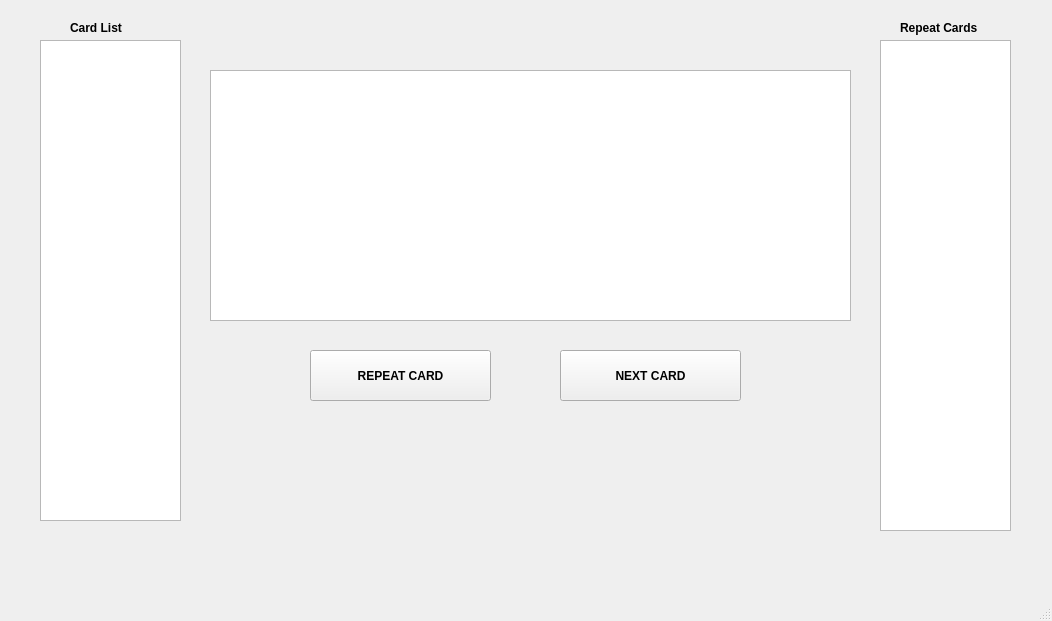
Before: the Qt Designer form flashCard_GUI.ui in chadg77/FlashCard, drawn with Qt 5.
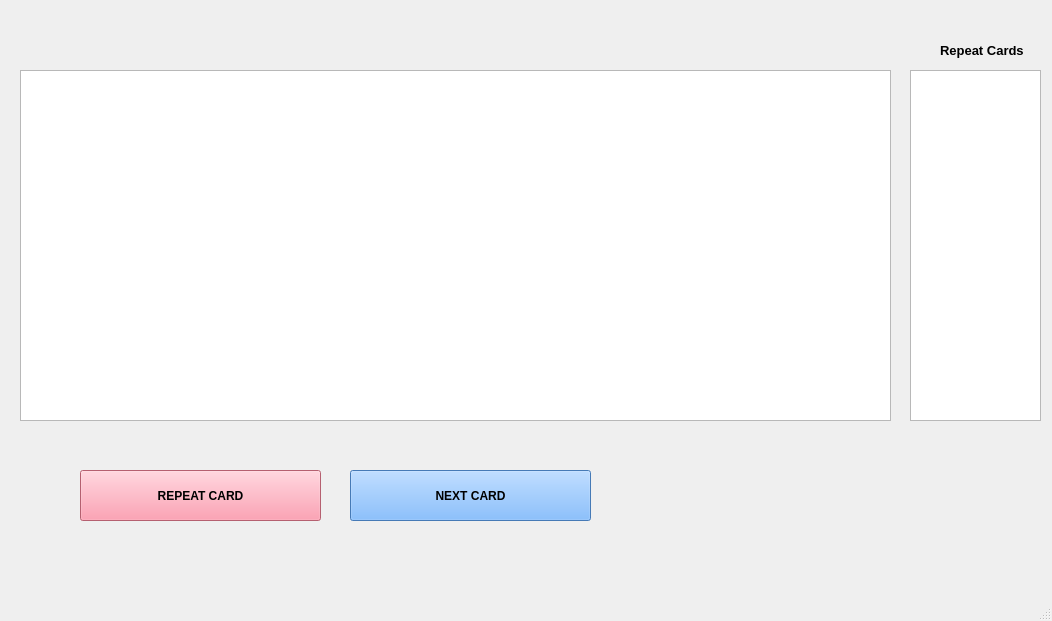
After: the same form once the commit is applied.

What changed in the file:
```diff
--- a/flashCard_GUI.ui
+++ b/flashCard_GUI.ui
@@ -14,29 +14,19 @@
    <string>MainWindow</string>
   </property>
   <widget class="QWidget" name="centralwidget">
-   <widget class="QListWidget" name="cardList">
-    <property name="geometry">
-     <rect>
-      <x>40</x>
-      <y>40</y>
-      <width>141</width>
-      <height>481</height>
-     </rect>
-    </property>
-   </widget>
    <widget class="QTextEdit" name="currentCard">
     <property name="geometry">
      <rect>
-      <x>210</x>
+      <x>20</x>
       <y>70</y>
-      <width>641</width>
-      <height>251</height>
+      <width>871</width>
+      <height>351</height>
      </rect>
     </property>
     <property name="font">
      <font>
       <family>Arial</family>
-      <pointsize>144</pointsize>
+      <pointsize>288</pointsize>
       <weight>75</weight>
       <bold>true</bold>
      </font>
@@ -48,9 +38,9 @@
    <widget class="QPushButton" name="nextCard">
     <property name="geometry">
      <rect>
-      <x>560</x>
-      <y>350</y>
-      <width>181</width>
+      <x>350</x>
+      <y>470</y>
+      <width>241</width>
       <height>51</height>
      </rect>
     </property>
@@ -61,6 +51,9 @@
       <bold>true</bold>
      </font>
     </property>
+    <property name="styleSheet">
+     <string notr="true">background-color: rgb(98, 171, 255);</string>
+    </property>
     <property name="text">
      <string>NEXT CARD</string>
     </property>
@@ -68,19 +61,19 @@
    <widget class="QListWidget" name="repeatList">
     <property name="geometry">
      <rect>
-      <x>880</x>
-      <y>40</y>
+      <x>910</x>
+      <y>70</y>
       <width>131</width>
-      <height>491</height>
+      <height>351</height>
      </rect>
     </property>
    </widget>
    <widget class="QPushButton" name="repeatCard">
     <property name="geometry">
      <rect>
-      <x>310</x>
-      <y>350</y>
-      <width>181</width>
+      <x>80</x>
+      <y>470</y>
+      <width>241</width>
       <height>51</height>
      </rect>
     </property>
@@ -91,6 +84,9 @@
       <bold>true</bold>
      </font>
     </property>
+    <property name="styleSheet">
+     <string notr="true">background-color: rgb(253, 135, 157);</string>
+    </property>
     <property name="text">
      <string>REPEAT CARD</string>
     </property>
@@ -98,15 +94,16 @@
    <widget class="QLabel" name="label">
     <property name="geometry">
      <rect>
-      <x>900</x>
-      <y>20</y>
+      <x>940</x>
+      <y>40</y>
       <width>91</width>
-      <height>16</height>
+      <height>21</height>
      </rect>
     </property>
     <property name="font">
      <font>
       <family>Arial</family>
+      <pointsize>10</pointsize>
       <weight>75</weight>
       <bold>true</bold>
      </font>
@@ -115,26 +112,6 @@
      <string>Repeat Cards</string>
     </property>
    </widget>
-   <widget class="QLabel" name="label_2">
-    <property name="geometry">
-     <rect>
-      <x>70</x>
-      <y>20</y>
-      <width>81</width>
-      <height>16</height>
-     </rect>
-    </property>
-    <property name="font">
-     <font>
-      <family>Arial</family>
-      <weight>75</weight>
-      <bold>true</bold>
-     </font>
-    </property>
-    <property name="text">
-     <string>Card List</string>
-    </property>
-   </widget>
   </widget>
   <widget class="QMenuBar" name="menubar">
    <property name="geometry">
```
Left out of the diff: 2 changed lines with no effect on the pictures.
